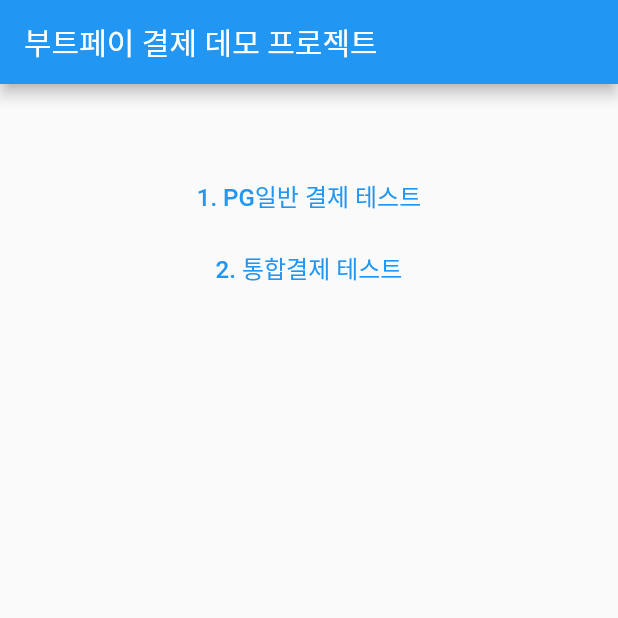
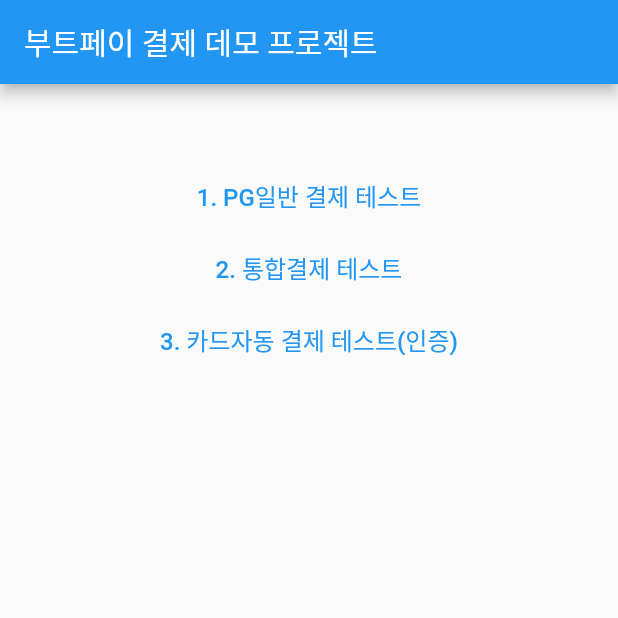
Before and after one commit to chihyeonwon/Flutter-Pay, a Flutter app: the screen it shows after launch, on a phone screen of 412 x 824 dp, the top half of it. Run offline on Flutter 3.47's test engine with Material 2 defaults, Android fonts, the light colour scheme and no system bars; our stand-ins replace get; missing offline and left inert: bootpay.

Commit message:
카드 자동 결제 테스트 버튼 추가

```diff
--- a/lib/main.dart
+++ b/lib/main.dart
@@ -3,6 +3,7 @@
 
 import 'total_payment.dart';
 import 'default_payment.dart';
+import 'subscription_payment.dart';
 
 
 void main() {
@@ -56,6 +57,10 @@
                   onPressed: () => Get.to(TotalPayment()),
                   child: const Text('2. 통합결제 테스트', style: TextStyle(fontSize: 16.0))
               ),
+              TextButton(
+                  onPressed: () => Get.to(SubscriptionPayment()),
+                  child: const Text('3. 카드자동 결제 테스트(인증)', style: TextStyle(fontSize: 16.0))
+              ),
             ],
           ),
         ),
```
